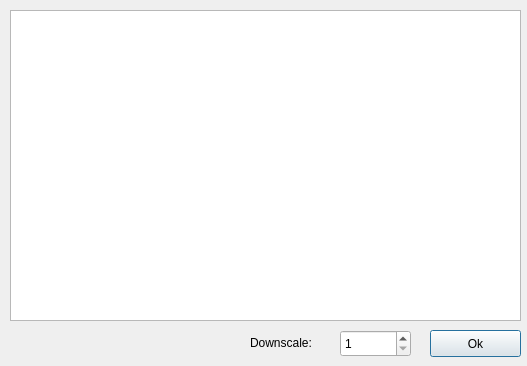
This is CheckUpscaleWindow.ui in marcoc2/dpixel as Qt 5 draws it before an edit. The edited form follows.
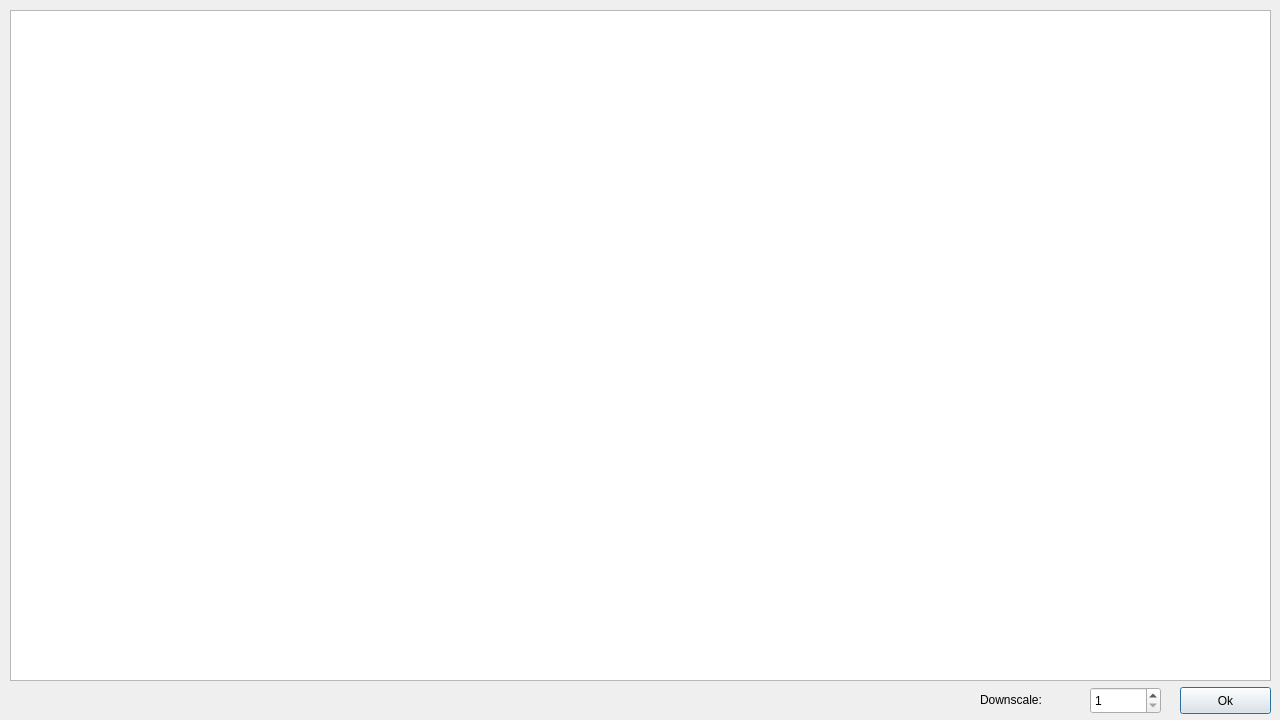
This is the edited form.

Commit message: Remove border from check upscale window

The edit to the form file:
```diff
--- a/CheckUpscaleWindow.ui
+++ b/CheckUpscaleWindow.ui
@@ -9,18 +9,24 @@
    <rect>
     <x>0</x>
     <y>0</y>
-    <width>527</width>
-    <height>366</height>
+    <width>1280</width>
+    <height>720</height>
    </rect>
   </property>
   <property name="windowTitle">
    <string>Check Upscale</string>
   </property>
+  <property name="sizeGripEnabled">
+   <bool>false</bool>
+  </property>
+  <property name="modal">
+   <bool>false</bool>
+  </property>
   <widget class="QPushButton" name="okPushButton">
    <property name="geometry">
     <rect>
-     <x>430</x>
-     <y>330</y>
+     <x>1180</x>
+     <y>687</y>
      <width>91</width>
      <height>27</height>
     </rect>
@@ -34,12 +40,12 @@
     <rect>
      <x>10</x>
      <y>10</y>
-     <width>511</width>
-     <height>311</height>
+     <width>1261</width>
+     <height>671</height>
     </rect>
    </property>
    <property name="sizePolicy">
-    <sizepolicy hsizetype="Expanding" vsizetype="Expanding">
+    <sizepolicy hsizetype="Fixed" vsizetype="Fixed">
      <horstretch>0</horstretch>
      <verstretch>0</verstretch>
     </sizepolicy>
@@ -51,8 +57,8 @@
   <widget class="QSpinBox" name="downscaleSpinBox">
    <property name="geometry">
     <rect>
-     <x>340</x>
-     <y>330</y>
+     <x>1090</x>
+     <y>687</y>
      <width>71</width>
      <height>27</height>
     </rect>
@@ -67,9 +73,9 @@
   <widget class="QLabel" name="label">
    <property name="geometry">
     <rect>
-     <x>250</x>
-     <y>333</y>
-     <width>81</width>
+     <x>980</x>
+     <y>690</y>
+     <width>101</width>
      <height>20</height>
     </rect>
    </property>
```
The commit also changes 2 other files.
